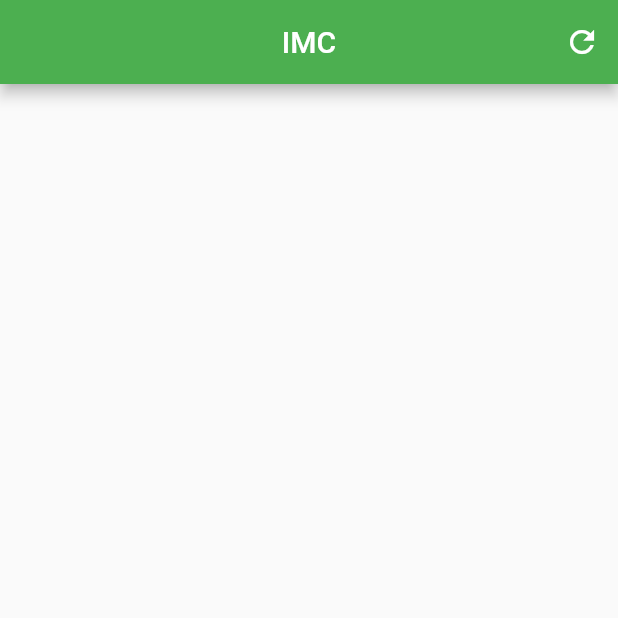
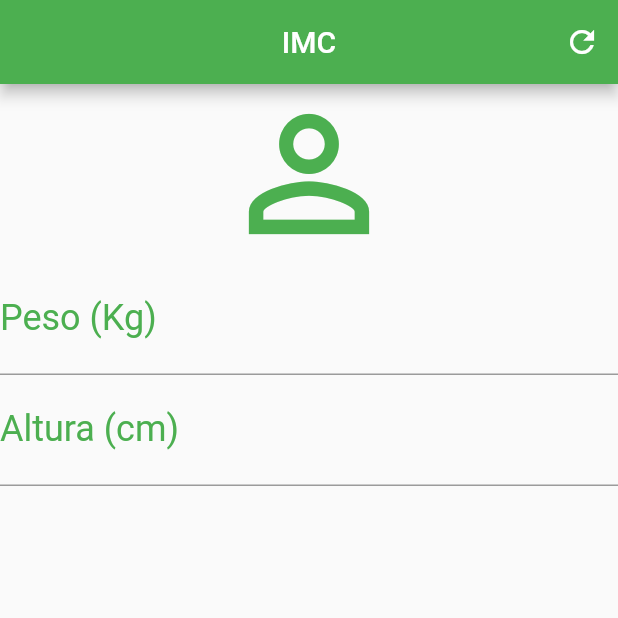
Before and after one commit to DouglasLeal/flutter-calculadora-imc-udemy-daniel-ciolfi, a Flutter app: the screen it shows after launch, on a phone screen of 412 x 824 dp, the top half of it. Run offline on Flutter 3.47's test engine with Material 2 defaults, Android fonts, the phone set to English and light mode, and no system bars.

Commit message:
Adicionado ícone e TextFields

```diff
--- a/lib/home_page.dart
+++ b/lib/home_page.dart
@@ -22,6 +22,34 @@ class _HomePageState extends State<HomePage> {
           )
         ],
       ),
+      body: Column(
+        crossAxisAlignment: CrossAxisAlignment.stretch,
+        children: const [
+          Icon(
+            Icons.person_outline,
+            size: 120,
+            color: Colors.green,
+          ),
+          TextField(
+            keyboardType: TextInputType.number,
+            decoration: InputDecoration(
+              labelText: "Peso (Kg)",
+              labelStyle: TextStyle(color: Colors.green),
+            ),
+            textAlign: TextAlign.center,
+            style: TextStyle(color: Colors.green, fontSize: 24),
+          ),
+          TextField(
+            keyboardType: TextInputType.number,
+            decoration: InputDecoration(
+              labelText: "Altura (cm)",
+              labelStyle: TextStyle(color: Colors.green),
+            ),
+            textAlign: TextAlign.center,
+            style: TextStyle(color: Colors.green, fontSize: 24),
+          ),
+        ],
+      ),
     );
   }
 }
```
